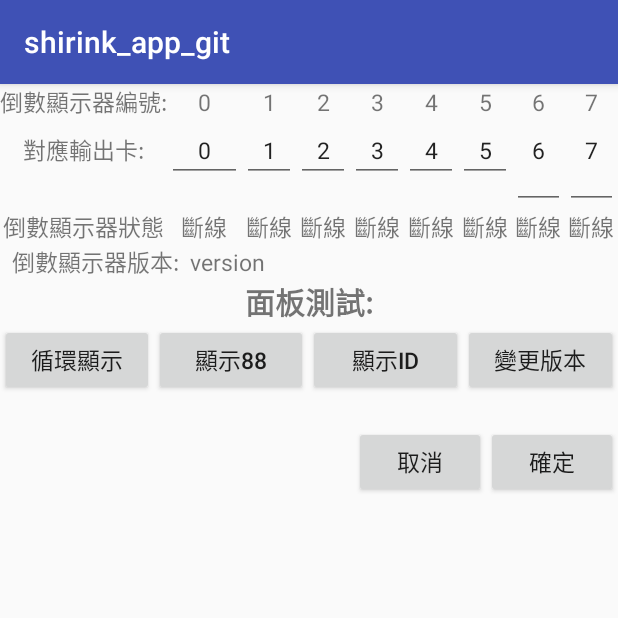
After one commit to kaochuyang/shirink_app_git, an Android app: the fragment Redcount_setting_dialog shown on its own in the app's theme, on a phone screen of 412 x 824 dp, the top half of it. The commit adds this screen. Run offline under Robolectric (Android 15) with nearby library versions, the phone set to English and light mode, and no system bars.

Commit message:
新增紅燈倒數面板設定

```diff
--- a/app/src/main/AndroidManifest.xml
+++ b/app/src/main/AndroidManifest.xml
@@ -34,7 +34,7 @@
         <activity
             android:name=".Direction_setting"
             android:label="@string/title_activity_direction_setting"
-            android:theme="@style/AppTheme.NoActionBar"></activity>
+            android:theme="@style/AppTheme.NoActionBar" />
     </application>
 
 </manifest>
--- a/app/src/main/java/tw/com/cct/ms2/shirink_app_git/MainActivity.java
+++ b/app/src/main/java/tw/com/cct/ms2/shirink_app_git/MainActivity.java
@@ -58,7 +58,7 @@ public class MainActivity extends Base_activity {
         Button Reboot = findViewById(R.id.Reboot);
         Button ask_for_center_transfer_plan = findViewById(R.id.ask_for_center_transfer_plan);
         Button check_v3_packet = findViewById(R.id.check_v3_packet);
-
+        Button redcount_setting = findViewById(R.id.redcount_setting);
         final Button chain_setting = findViewById(R.id.chain_setting);
 
         Intent check_v3_packet_intent = new Intent(MainActivity.this, V3MessageActivity.class);
@@ -79,6 +79,18 @@ public class MainActivity extends Base_activity {
                 DialogFragment editNameDialog = new Direction_dialog();
                 editNameDialog
                         .show(getFragmentManager(), "Direction_dialog");
+
+
+            }
+        });
+
+
+        redcount_setting.setOnClickListener(new View.OnClickListener() {
+            @Override
+            public void onClick(View view) {
+                DialogFragment editNameDialog = new Redcount_setting_dialog();
+                editNameDialog
+                        .show(getFragmentManager(), "redcount_dialog");
 
 
             }
--- /dev/null
+++ b/app/src/main/java/tw/com/cct/ms2/shirink_app_git/Redcount_setting_dialog.java
@@ -0,0 +1,72 @@
+package tw.com.cct.ms2.shirink_app_git;
+
+import android.app.DialogFragment;
+import android.os.Bundle;
+import android.view.LayoutInflater;
+import android.view.View;
+import android.view.ViewGroup;
+import android.widget.Button;
+import android.widget.EditText;
+import android.widget.TextView;
+
+/**
+ * Created by user on 2018/4/20.
+ */
+
+public class Redcount_setting_dialog extends DialogFragment {
+
+
+
+    @Override
+    public View onCreateView(LayoutInflater inflater, ViewGroup container,
+                             Bundle savedInstanceState) {
+        View v = inflater.inflate(R.layout.content_red_countdown__setting, container, false);
+
+//
+//    public Direction_dialog(Context context){
+//        super(context,android.R.style.Theme_Light);
+//        requestWindowFeature(getWindow().FEATURE_NO_TITLE);
+//        setContentView(R.layout.content_direction_setting);
+        EditText edit_red[]=new EditText[8];
+        TextView red_count_state[]=new TextView[8];
+
+
+        Edit_view_init(v, edit_red, red_count_state);
+
+        Button OK=v.findViewById(R.id.cancel);
+        OK.setOnClickListener(new View.OnClickListener() {
+            @Override
+            public void onClick(View view) {
+
+               dismiss();
+            }
+        });
+
+
+
+
+        return v;
+    }
+
+    private void Edit_view_init(View v, EditText[] edit_red, TextView[] red_count_state) {
+        edit_red[0]= v.findViewById(R.id.edit_red_0);
+        edit_red[1]=v.findViewById(R.id.edit_red_1);
+        edit_red[2]=v.findViewById(R.id.edit_red_2);
+        edit_red[3]=v.findViewById(R.id.edit_red_3);
+        edit_red[4]=v.findViewById(R.id.edit_red_4);
+        edit_red[5]=v.findViewById(R.id.edit_red_5);
+        edit_red[6]=v.findViewById(R.id.edit_red_6);
+        edit_red[7]=v.findViewById(R.id.edit_red_7);
+
+        red_count_state[0]=v.findViewById(R.id.red_count_state_0);
+        red_count_state[1]=v.findViewById(R.id.red_count_state_1);
+        red_count_state[2]=v.findViewById(R.id.red_count_state_2);
+        red_count_state[3]=v.findViewById(R.id.red_count_state_3);
+        red_count_state[4]=v.findViewById(R.id.red_count_state_4);
+        red_count_state[5]=v.findViewById(R.id.red_count_state_5);
+        red_count_state[6]=v.findViewById(R.id.red_count_state_6);
+        red_count_state[7]=v.findViewById(R.id.red_count_state_7);
+    }
+
+
+}
--- a/app/src/main/res/layout/activity_main.xml
+++ b/app/src/main/res/layout/activity_main.xml
@@ -402,6 +402,11 @@
             android:id="@+id/chain_setting"
             android:text="@string/chain_setting"/>
 
+        <Button
+            android:id="@+id/redcount_setting"
+            android:layout_width="wrap_content"
+            android:layout_height="wrap_content"
+            android:text="紅燈倒數模組設定" />
 
     </TableRow>
     <!--以上是靜態內容-->
@@ -424,11 +429,6 @@
         tools:context="tw.com.cct.ms2.shrink_tc_app.MainActivity">
 
 
-        <Button
-
-            android:layout_width="wrap_content"
-            android:layout_height="wrap_content"
-            android:text="紅燈倒數模組設定" />
 
 
         <Button
--- /dev/null
+++ b/app/src/main/res/layout/content_red_countdown__setting.xml
@@ -0,0 +1,435 @@
+<?xml version="1.0" encoding="utf-8"?>
+<RelativeLayout xmlns:android="http://schemas.android.com/apk/res/android"
+    xmlns:app="http://schemas.android.com/apk/res-auto"
+    xmlns:tools="http://schemas.android.com/tools"
+    android:layout_width="match_parent"
+    android:layout_height="match_parent"
+    app:layout_behavior="@string/appbar_scrolling_view_behavior"
+    tools:context="tw.com.cct.ms2.shirink_app_git.RedCountdown_Setting"
+    tools:showIn="@layout/red_countdown__setting">
+
+    <TableLayout
+        android:id="@+id/value_table"
+        android:layout_width="match_parent"
+        android:layout_height="wrap_content">
+
+        <TableRow>
+
+            <TextView
+
+                android:layout_width="fill_parent"
+                android:layout_height="wrap_content"
+                android:layout_weight="1"
+                android:gravity="center_horizontal"
+                android:text="@string/redcount_ID"
+                android:textSize="15sp" />
+
+            <TextView
+
+                android:layout_width="fill_parent"
+                android:layout_height="wrap_content"
+                android:layout_weight="1"
+                android:gravity="center_horizontal"
+                android:text="0"
+                android:textSize="15sp" />
+
+
+            <TextView
+
+                android:layout_width="fill_parent"
+                android:layout_height="wrap_content"
+                android:layout_weight="1"
+                android:gravity="center_horizontal"
+                android:text="1"
+                android:textSize="15sp" />
+
+
+            <TextView
+
+                android:layout_width="fill_parent"
+                android:layout_height="wrap_content"
+                android:layout_weight="1"
+                android:gravity="center_horizontal"
+                android:text="2"
+                android:textSize="15sp" />
+
+            <TextView
+
+                android:layout_width="fill_parent"
+                android:layout_height="wrap_content"
+                android:layout_weight="1"
+                android:gravity="center_horizontal"
+                android:text="3"
+                android:textSize="15sp" />
+
+            <TextView
+
+                android:layout_width="fill_parent"
+                android:layout_height="wrap_content"
+                android:layout_weight="1"
+                android:gravity="center_horizontal"
+                android:text="4"
+                android:textSize="15sp" />
+
+            <TextView
+
+                android:layout_width="fill_parent"
+                android:layout_height="wrap_content"
+                android:layout_weight="1"
+                android:gravity="center_horizontal"
+                android:text="5"
+                android:textSize="15sp" />
+
+
+            <TextView
+
+                android:layout_width="fill_parent"
+                android:layout_height="wrap_content"
+                android:layout_weight="1"
+                android:gravity="center_horizontal"
+                android:text="6"
+                android:textSize="15sp" />
+
+
+            <TextView
+
+                android:layout_width="fill_parent"
+                android:layout_height="wrap_content"
+                android:layout_weight="1"
+                android:gravity="center_horizontal"
+                android:text="7"
+                android:textSize="15sp" />
+
+
+        </TableRow>
+
+        <TableRow>
+
+            <TextView
+                android:id="@+id/label_output_num"
+                android:layout_width="fill_parent"
+                android:layout_height="wrap_content"
+                android:layout_weight="1"
+                android:gravity="center_horizontal"
+                android:text="對應輸出卡:"
+                android:textSize="15sp" />
+
+            <EditText
+                android:id="@+id/edit_red_0"
+                android:layout_width="fill_parent"
+                android:layout_height="wrap_content"
+                android:layout_weight="1"
+                android:editable="false"
+                android:gravity="center_horizontal"
+                android:hint="@string/_0_7"
+
+                android:text="0"
+                android:textSize="15sp" />
+
+            <EditText
+                android:id="@+id/edit_red_1"
+                android:layout_width="fill_parent"
+                android:layout_height="wrap_content"
+                android:layout_weight="1"
+                android:editable="false"
+                android:gravity="center_horizontal"
+
+                android:hint="@string/_0_7"
+                android:text="1"
+                android:textSize="15sp" />
+
+            <EditText
+                android:id="@+id/edit_red_2"
+                android:layout_width="fill_parent"
+                android:layout_height="wrap_content"
+                android:layout_weight="1"
+                android:editable="false"
+                android:gravity="center_horizontal"
+
+                android:hint="@string/_0_7"
+                android:text="2"
+                android:textSize="15sp" />
+
+            <EditText
+                android:id="@+id/edit_red_3"
+                android:layout_width="fill_parent"
+                android:layout_height="wrap_content"
+                android:layout_weight="1"
+                android:editable="false"
+
+                android:gravity="center_horizontal"
+                android:hint="@string/_0_7"
+                android:text="3"
+                android:textSize="15sp" />
+
+            <EditText
+                android:id="@+id/edit_red_4"
+                android:layout_width="fill_parent"
+                android:layout_height="wrap_content"
+                android:layout_weight="1"
+                android:editable="false"
+                android:gravity="center_horizontal"
+
+                android:hint="@string/_0_7"
+                android:text="4"
+                android:textSize="15sp" />
+
+            <EditText
+                android:id="@+id/edit_red_5"
+                android:layout_width="fill_parent"
+                android:layout_height="wrap_content"
+                android:layout_weight="1"
+                android:editable="false"
+                android:gravity="center_horizontal"
+
+                android:hint="@string/_0_7"
+                android:text="5"
+                android:textSize="15sp" />
+
+            <EditText
+                android:id="@+id/edit_red_6"
+                android:layout_width="fill_parent"
+                android:layout_height="wrap_content"
+                android:layout_weight="1"
+                android:editable="false"
+                android:gravity="center_horizontal"
+
+                android:hint="@string/_0_7"
+                android:text="6"
+                android:textSize="15sp" />
+
+            <EditText
+                android:id="@+id/edit_red_7"
+                android:layout_width="fill_parent"
+                android:layout_height="wrap_content"
+                android:layout_weight="1"
+                android:editable="false"
+                android:gravity="center_horizontal"
+
+                android:hint="@string/_0_7"
+                android:text="7"
+                android:textSize="15sp" />
+
+
+        </TableRow>
+
+        <TableRow>
+
+            <TextView
+                android:layout_width="fill_parent"
+                android:layout_height="wrap_content"
+                android:layout_weight="1"
+                android:gravity="center_horizontal"
+                android:text="@string/Redcount_state"
+                android:textSize="15sp" />
+
+
+            <TextView
+                android:id="@+id/red_count_state_0"
+                android:layout_width="fill_parent"
+                android:layout_height="wrap_content"
+                android:layout_weight="1"
+                android:autoLink="all"
+                android:gravity="center_horizontal"
+                android:text="@string/disconnection"
+                android:textSize="15sp" />
+
+            <TextView
+                android:id="@+id/red_count_state_1"
+                android:layout_width="fill_parent"
+                android:layout_height="wrap_content"
+                android:layout_weight="1"
+                android:autoLink="all"
+                android:gravity="center_horizontal"
+                android:text="@string/disconnection"
+                android:textSize="15sp" />
+
+            <TextView
+                android:id="@+id/red_count_state_2"
+                android:layout_width="fill_parent"
+                android:layout_height="wrap_content"
+                android:layout_weight="1"
+                android:autoLink="all"
+                android:gravity="center_horizontal"
+                android:text="@string/disconnection"
+                android:textSize="15sp" />
+
+            <TextView
+                android:id="@+id/red_count_state_3"
+                android:layout_width="fill_parent"
+                android:layout_height="wrap_content"
+                android:layout_weight="1"
+                android:autoLink="all"
+                android:gravity="center_horizontal"
+                android:text="@string/disconnection"
+                android:textSize="15sp" />
+
+            <TextView
+                android:id="@+id/red_count_state_4"
+                android:layout_width="fill_parent"
+                android:layout_height="wrap_content"
+                android:layout_weight="1"
+                android:autoLink="all"
+                android:gravity="center_horizontal"
+                android:text="@string/disconnection"
+                android:textSize="15sp" />
+
+
+            <TextView
+                android:id="@+id/red_count_state_5"
+                android:layout_width="fill_parent"
+                android:layout_height="wrap_content"
+                android:layout_weight="1"
+                android:autoLink="all"
+                android:gravity="center_horizontal"
+                android:text="@string/disconnection"
+                android:textSize="15sp" />
+
+            <TextView
+                android:id="@+id/red_count_state_6"
+                android:layout_width="fill_parent"
+                android:layout_height="wrap_content"
+                android:layout_weight="1"
+                android:autoLink="all"
+                android:gravity="center_horizontal"
+                android:text="@string/disconnection"
+                android:textSize="15sp" />
+
+            <TextView
+                android:id="@+id/red_count_state_7"
+                android:layout_width="fill_parent"
+                android:layout_height="wrap_content"
+                android:layout_weight="1"
+                android:autoLink="all"
+                android:gravity="center_horizontal"
+                android:text="@string/disconnection"
+                android:textSize="15sp" />
+
+
+        </TableRow>
+
+        <TableRow            >
+
+
+            <TextView
+                android:id="@+id/redcount_version_mark"
+
+                android:layout_width="match_parent"
+                android:layout_height="wrap_content"
+                android:layout_weight="1"
+                android:gravity="center_horizontal"
+                android:text="倒數顯示器版本:"
+                android:textSize="15sp" />
+
+            <TextView
+                android:id="@+id/redcount_version_select"
+
+                android:layout_width="match_parent"
+                android:layout_height="wrap_content"
+
+                android:layout_weight="15"
+                android:text="version"
+                android:textSize="15sp" />
+
+
+        </TableRow>
+
+        <LinearLayout>
+
+            <TextView
+                android:id="@+id/redcount_test_mark"
+                android:layout_width="fill_parent"
+                android:layout_height="wrap_content"
+                android:layout_weight="1"
+                android:gravity="center_horizontal"
+                android:text="面板測試:"
+
+                android:textSize="20sp"
+                android:textStyle="bold" />
+
+
+        </LinearLayout>
+
+        <LinearLayout
+
+            android:id="@+id/redcount_test_group"
+            android:layout_width="match_parent"
+            android:layout_height="wrap_content"
+
+            >
+
+            <Button
+                android:id="@+id/coundount_display"
+                android:layout_width="wrap_content"
+                android:layout_height="wrap_content"
+                android:layout_weight="1"
+
+                android:text="循環顯示"
+                android:textSize="15sp" />
+
+            <Button
+                android:id="@+id/display_88"
+                android:layout_width="wrap_content"
+                android:layout_height="wrap_content"
+                android:layout_weight="1"
+
+                android:text="顯示88"
+                android:textSize="15sp" />
+
+            <Button
+                android:id="@+id/Redcount_ID_display"
+                android:layout_width="wrap_content"
+                android:layout_height="wrap_content"
+                android:layout_weight="1"
+
+                android:text="顯示ID"
+                android:textSize="15sp" />
+
+            <Button
+                android:id="@+id/version_change"
+                android:layout_width="wrap_content"
+                android:layout_height="wrap_content"
+                android:layout_weight="1"
+
+                android:text="變更版本"
+                android:textSize="15sp" />
+
+
+        </LinearLayout>
+
+
+    </TableLayout>
+
+
+    <LinearLayout
+        android:id="@+id/control_group"
+        android:layout_width="wrap_content"
+        android:layout_height="wrap_content"
+        android:layout_alignParentEnd="true"
+        android:layout_below="@+id/value_table"
+        android:layout_marginTop="20dp"
+        android:gravity="right">
+
+        <Button
+            android:id="@+id/cancel"
+            android:layout_width="wrap_content"
+            android:layout_height="wrap_content"
+            android:layout_weight="1"
+
+            android:text="取消"
+            android:textSize="15sp" />
+
+
+        <Button
+            android:id="@+id/transport"
+            android:layout_width="wrap_content"
+            android:layout_height="wrap_content"
+            android:layout_weight="1"
+
+            android:text="確定"
+            android:textSize="15sp" />
+
+
+    </LinearLayout>
+
+</RelativeLayout>
--- a/app/src/main/res/layout/d45.xml
+++ b/app/src/main/res/layout/d45.xml
@@ -1,6 +1,18 @@
 <?xml version="1.0" encoding="utf-8"?>
-<android.support.constraint.ConstraintLayout
-    xmlns:android="http://schemas.android.com/apk/res/android" android:layout_width="match_parent"
+<RelativeLayout
+    xmlns:android="http://schemas.android.com/apk/res/android"
+    xmlns:tools="http://schemas.android.com/tools"
+    android:layout_width="match_parent"
     android:layout_height="match_parent">
 
-</android.support.constraint.ConstraintLayout>
+    <Button
+        android:id="@+id/button"
+        android:layout_width="wrap_content"
+        android:layout_height="wrap_content"
+        android:layout_alignParentEnd="true"
+        android:layout_alignParentTop="true"
+        android:layout_marginTop="352dp"
+        android:text="Button"
+        tools:layout_editor_absoluteX="243dp"
+        tools:layout_editor_absoluteY="260dp" />
+</RelativeLayout>
--- /dev/null
+++ b/app/src/main/res/layout/red_countdown__setting.xml
@@ -0,0 +1,33 @@
+<?xml version="1.0" encoding="utf-8"?>
+<android.support.design.widget.CoordinatorLayout xmlns:android="http://schemas.android.com/apk/res/android"
+    xmlns:app="http://schemas.android.com/apk/res-auto"
+    xmlns:tools="http://schemas.android.com/tools"
+    android:layout_width="match_parent"
+    android:layout_height="match_parent"
+    tools:context="tw.com.cct.ms2.shirink_app_git.RedCountdown_Setting">
+
+    <android.support.design.widget.AppBarLayout
+        android:layout_width="match_parent"
+        android:layout_height="wrap_content"
+        android:theme="@style/AppTheme.AppBarOverlay">
+
+        <android.support.v7.widget.Toolbar
+            android:id="@+id/toolbar"
+            android:layout_width="match_parent"
+            android:layout_height="?attr/actionBarSize"
+            android:background="?attr/colorPrimary"
+            app:popupTheme="@style/AppTheme.PopupOverlay" />
+
+    </android.support.design.widget.AppBarLayout>
+
+    <include layout="@layout/content_red_countdown__setting" />
+
+    <android.support.design.widget.FloatingActionButton
+        android:id="@+id/fab"
+        android:layout_width="wrap_content"
+        android:layout_height="wrap_content"
+        android:layout_gravity="bottom|end"
+        android:layout_margin="@dimen/fab_margin"
+        app:srcCompat="@android:drawable/ic_dialog_email" />
+
+</android.support.design.widget.CoordinatorLayout>
--- a/app/src/main/res/values/spinner_string.xml
+++ b/app/src/main/res/values/spinner_string.xml
@@ -106,4 +106,12 @@
 
     </string-array>
 
+
+
+    <string name="redcount_version">
+
+        <item>建程v97</item>
+        <item>建程v98</item>
+
+    </string>
 </resources>
--- a/app/src/main/res/values/strings.xml
+++ b/app/src/main/res/values/strings.xml
@@ -125,6 +125,12 @@
     <string name="_0_7">0~7</string>
     <string name="OK">確認</string>
     <string name="chain_setting">連鎖功能設定</string>
+    <string name="title_activity_red_countdown__setting">RedCountdown_Setting</string>
+    <string name="redcount_ID">倒數顯示器編號:</string>
+    <string name="zero">零</string>
+    <string name="communication_state">通訊狀態:</string>
+    <string name="disconnection">斷線</string>
+    <string name="Redcount_state">倒數顯示器狀態</string>
 
 
 </resources>
```
